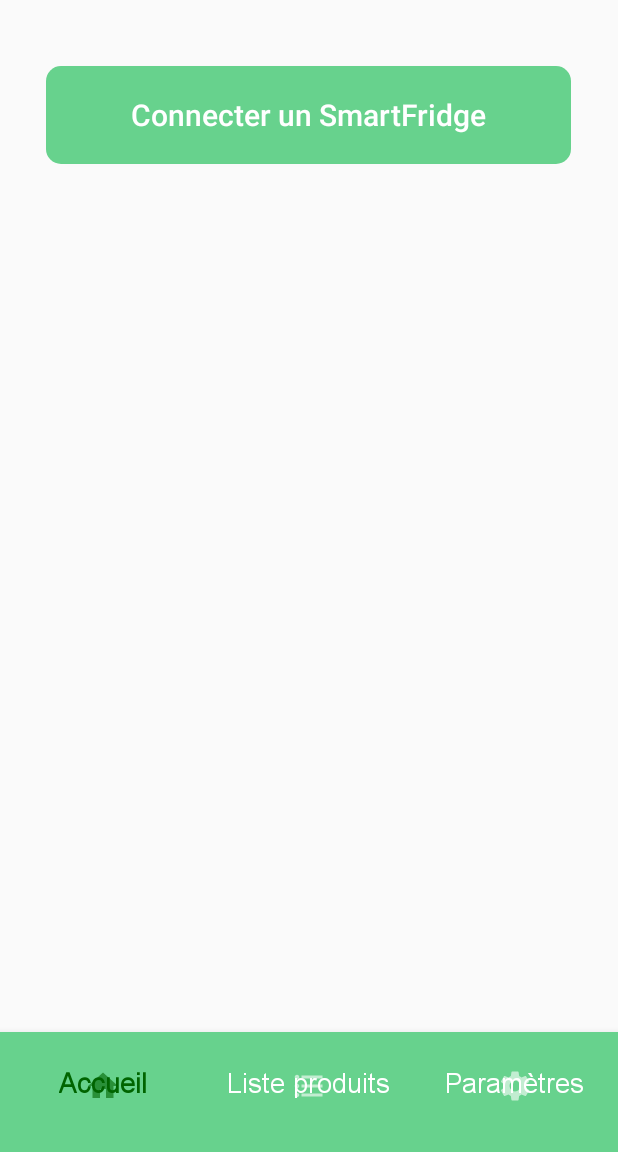
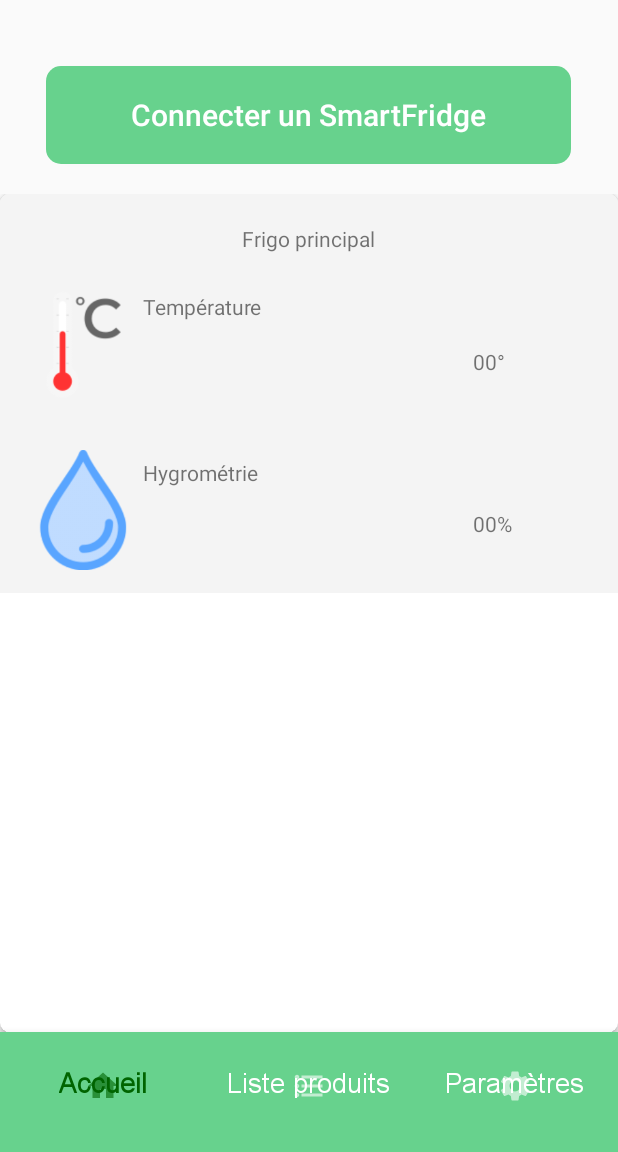
Before and after one commit to miguel-antoons/projet-integration, an Android app: the screen it shows after launch (MainActivity), on a phone screen of 412 x 824 dp, the part 84-1236 px from its top. Run offline under Robolectric (Android 15) with nearby library versions, the phone set to English and light mode, and no system bars.

Commit message:
Ajout de la section en dessous du bouton 'connecter un SmartFridge'

```diff
--- a/androidApp/src/main/java/com/example/smartfridge/android/adapter/FridgesAdapter.kt
+++ b/androidApp/src/main/java/com/example/smartfridge/android/adapter/FridgesAdapter.kt
@@ -1,6 +1,32 @@
 package com.example.smartfridge.android.adapter
 
-class FridgesAdapter {
+import android.view.LayoutInflater
+import android.view.View
+import android.view.ViewGroup
+import androidx.cardview.widget.CardView
+import androidx.recyclerview.widget.RecyclerView
+import com.example.smartfridge.android.R
 
+class FridgesAdapter  : RecyclerView.Adapter<FridgesAdapter.ViewHolder>(){
 
+    // Boite pour ranger tous les composants à controler
+    class ViewHolder(view : View)  : RecyclerView.ViewHolder(view) {
+        val component_card = view.findViewById<CardView>(R.id.card_view)
+    }
+
+    override fun onCreateViewHolder(parent: ViewGroup, viewType: Int): ViewHolder {
+         val view = LayoutInflater
+             .from(parent.context)
+             .inflate(R.layout.item_vertical_fridges, parent, false)
+
+         return ViewHolder(view)
+    }
+
+    override fun onBindViewHolder(holder: ViewHolder, position: Int) {
+
+    }
+
+    override fun getItemCount(): Int {
+        return 3
+    }
 }
--- a/androidApp/src/main/java/com/example/smartfridge/android/fragments/FragmentHome.kt
+++ b/androidApp/src/main/java/com/example/smartfridge/android/fragments/FragmentHome.kt
@@ -5,13 +5,21 @@
 import android.view.View
 import android.view.ViewGroup
 import androidx.fragment.app.Fragment
+import androidx.recyclerview.widget.RecyclerView
 import com.example.smartfridge.android.R
+import com.example.smartfridge.android.adapter.FridgesAdapter
 
 class FragmentHome : Fragment() {
 
     // When Home_Fragment is created, it will call onCreateView -> inject fragment_home on the page
     override fun onCreateView(inflater: LayoutInflater, container: ViewGroup?, savedInstanceState: Bundle?
     ): View? {
-        return inflater?.inflate(R.layout.fragment_home, container, false)
+        val view = inflater?.inflate(R.layout.fragment_home, container, false)
+
+        // récupérer le recyclerview
+        val verticalRecyclerView = view.findViewById<RecyclerView>(R.id.vertical_recycler_view)
+        verticalRecyclerView.adapter = FridgesAdapter()
+
+        return view
     }
 }
--- a/androidApp/src/main/res/layout/fragment_home.xml
+++ b/androidApp/src/main/res/layout/fragment_home.xml
@@ -20,8 +20,9 @@
         />
 
     <androidx.recyclerview.widget.RecyclerView
+        android:id="@+id/vertical_recycler_view"
         android:layout_width="match_parent"
-        android:layout_height="250dp"
+        android:layout_height="match_parent"
         android:orientation="vertical"
         app:layoutManager="androidx.recyclerview.widget.LinearLayoutManager">
 
--- a/androidApp/src/main/res/layout/item_vertical_fridges.xml
+++ b/androidApp/src/main/res/layout/item_vertical_fridges.xml
@@ -1,23 +1,25 @@
 <?xml version="1.0" encoding="utf-8"?>
-<androidx.cardview.widget.CardView
-    xmlns:android="http://schemas.android.com/apk/res/android"
+<androidx.cardview.widget.CardView xmlns:android="http://schemas.android.com/apk/res/android"
     android:layout_width="match_parent"
     android:layout_height="match_parent"
+    xmlns:app="http://schemas.android.com/apk/res-auto"
     android:id="@+id/card_view"
-    android:layout_gravity="center">
+    android:layout_gravity="center"
+    app:cardCornerRadius="6dp">
 
     <RelativeLayout
         android:layout_width="match_parent"
-        android:layout_height="wrap_content">
+        android:layout_height="wrap_content"
+        android:orientation="horizontal"
+        android:background="@color/beige">
 
         <TextView
-            android:id="@+id/card_text"
+            android:id="@+id/title_card"
             android:layout_width="wrap_content"
             android:layout_height="wrap_content"
+            android:layout_marginTop="20dp"
             android:layout_centerHorizontal="true"
-            android:layout_marginTop="20dp"
-            android:text="@string/first_name_component_title"
-            />
+            android:text="@string/first_name_component_title" />
 
         <ImageView
             android:id="@+id/thermometer"
@@ -46,12 +48,90 @@
             android:scaleType="centerCrop"
             android:src="@drawable/water_droplet" />
 
+        <TextView
+            android:id="@+id/temperature_text"
+            android:layout_width="wrap_content"
+            android:layout_height="wrap_content"
+            android:layout_above="@+id/line_separator_images_v1"
+            android:layout_alignLeft="@+id/thermometer"
+            android:layout_marginLeft="80dp"
+            android:text="@string/temperature"
+            android:layout_alignStart="@+id/thermometer"
+            android:layout_marginStart="80dp" />
+
+        <TextView
+            android:id="@+id/hygrometry_text"
+            android:layout_width="wrap_content"
+            android:layout_height="wrap_content"
+            android:layout_above="@+id/line_separator_images_v2"
+            android:layout_alignLeft="@+id/water_droplet"
+            android:layout_marginLeft="80dp"
+            android:text="@string/hygrometry"
+            android:layout_alignStart="@+id/water_droplet"
+            android:layout_marginStart="80dp" />
+
+        <TextView
+            android:id="@+id/temperature_number"
+            android:layout_width="wrap_content"
+            android:layout_height="wrap_content"
+            android:layout_above="@+id/line_separator_images_v3"
+            android:layout_alignStart="@+id/water_droplet"
+            android:layout_alignLeft="@+id/temperature_text"
+            android:layout_marginLeft="300dp"
+            android:text="@string/degree"
+            android:layout_marginStart="300dp" />
+
+        <TextView
+            android:id="@+id/hygrometry_number"
+            android:layout_width="wrap_content"
+            android:layout_height="wrap_content"
+            android:layout_above="@+id/line_separator_images_v4"
+            android:layout_alignStart="@+id/water_droplet"
+            android:layout_alignLeft="@+id/temperature_text"
+            android:layout_marginLeft="300dp"
+            android:text="@string/percentage"
+            android:layout_marginStart="300dp" />
+
+
+
+
+
+        <!-- All views of the card -->
         <View
-            android:id="@+id/line_separator_images"
+            android:id="@+id/line_separator_images_v1"
             android:layout_width="wrap_content"
-            android:layout_height="3dp"
-            android:background="@color/cyan_blue" />
+            android:layout_height="2dp"
+            android:layout_alignBottom="@+id/thermometer"
+            android:layout_marginBottom="53dp"
+            android:background="@color/cyan_blue"
+            android:visibility="invisible"/>
 
+        <View
+            android:id="@+id/line_separator_images_v2"
+            android:layout_width="wrap_content"
+            android:layout_height="2dp"
+            android:layout_alignBottom="@+id/water_droplet"
+            android:layout_marginBottom="53dp"
+            android:background="@color/light_green"
+            android:visibility="invisible"/>
+
+        <View
+            android:id="@+id/line_separator_images_v3"
+            android:layout_width="wrap_content"
+            android:layout_height="2dp"
+            android:layout_alignBottom="@+id/water_droplet"
+            android:layout_marginBottom="127dp"
+            android:background="@color/orange"
+            android:visibility="invisible"/>
+
+        <View
+            android:id="@+id/line_separator_images_v4"
+            android:layout_width="wrap_content"
+            android:layout_height="2dp"
+            android:layout_alignBottom="@+id/water_droplet"
+            android:layout_marginBottom="19dp"
+            android:background="@color/red"
+            android:visibility="invisible"/>
 
     </RelativeLayout>
 
--- a/androidApp/src/main/res/values/colors.xml
+++ b/androidApp/src/main/res/values/colors.xml
@@ -6,6 +6,8 @@
     <color name="green">#40FF8B</color>
     <color name="grey">#666666</color>
     <color name="darkGreen">#006400</color>
+    <color name="orange">#FFC300</color>
+    <color name="red">#FF1F1F</color>
 
     <!-- Colors for the application : from the original maquette -->
     <color name="light_green">#67d28d</color>
@@ -15,4 +17,5 @@
     <color name="white">#FFFFFF</color>
     <color name="black">#000000</color>
 
+
 </resources>
--- a/androidApp/src/main/res/values/strings.xml
+++ b/androidApp/src/main/res/values/strings.xml
@@ -12,6 +12,8 @@
     <string name="second_name_component_title">Armoire</string>
     <string name="temperature">Température</string>
     <string name="hygrometry">Hygrométrie</string>
+    <string name="degree">00°</string>
+    <string name="percentage">00%</string>
 
     <!-- TODO: Remove or change this placeholder text -->
     <string name="hello_blank_fragment">Hello blank fragment</string>
```
